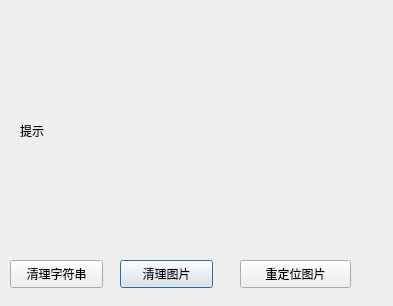
This is dialogclean.ui in wuyubo/skinAssistant as Qt 5 draws it before an edit. The edited form follows.
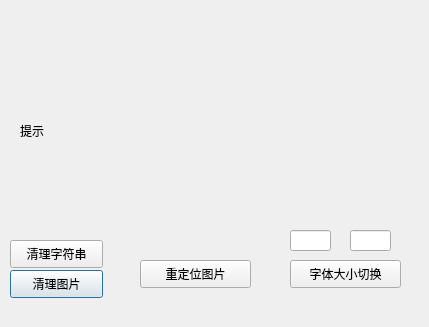
This is the edited form.

Patch:
```diff
--- a/dialogclean.ui
+++ b/dialogclean.ui
@@ -6,8 +6,8 @@
    <rect>
     <x>0</x>
     <y>0</y>
-    <width>393</width>
-    <height>306</height>
+    <width>429</width>
+    <height>327</height>
    </rect>
   </property>
   <property name="windowTitle">
@@ -16,8 +16,8 @@
   <widget class="QPushButton" name="ptn_image">
    <property name="geometry">
     <rect>
-     <x>120</x>
-     <y>260</y>
+     <x>10</x>
+     <y>270</y>
      <width>93</width>
      <height>28</height>
     </rect>
@@ -30,7 +30,7 @@
    <property name="geometry">
     <rect>
      <x>10</x>
-     <y>260</y>
+     <y>240</y>
      <width>93</width>
      <height>28</height>
     </rect>
@@ -42,7 +42,7 @@
   <widget class="QPushButton" name="ptn_relink">
    <property name="geometry">
     <rect>
-     <x>240</x>
+     <x>140</x>
      <y>260</y>
      <width>111</width>
      <height>28</height>
@@ -68,6 +68,39 @@
     <string>提示</string>
    </property>
   </widget>
+  <widget class="QPushButton" name="ptn_changeFont">
+   <property name="geometry">
+    <rect>
+     <x>290</x>
+     <y>260</y>
+     <width>111</width>
+     <height>28</height>
+    </rect>
+   </property>
+   <property name="text">
+    <string>字体大小切换</string>
+   </property>
+  </widget>
+  <widget class="QLineEdit" name="le_font1">
+   <property name="geometry">
+    <rect>
+     <x>290</x>
+     <y>230</y>
+     <width>41</width>
+     <height>21</height>
+    </rect>
+   </property>
+  </widget>
+  <widget class="QLineEdit" name="le_font2">
+   <property name="geometry">
+    <rect>
+     <x>350</x>
+     <y>230</y>
+     <width>41</width>
+     <height>21</height>
+    </rect>
+   </property>
+  </widget>
  </widget>
  <resources/>
  <connections/>
```
